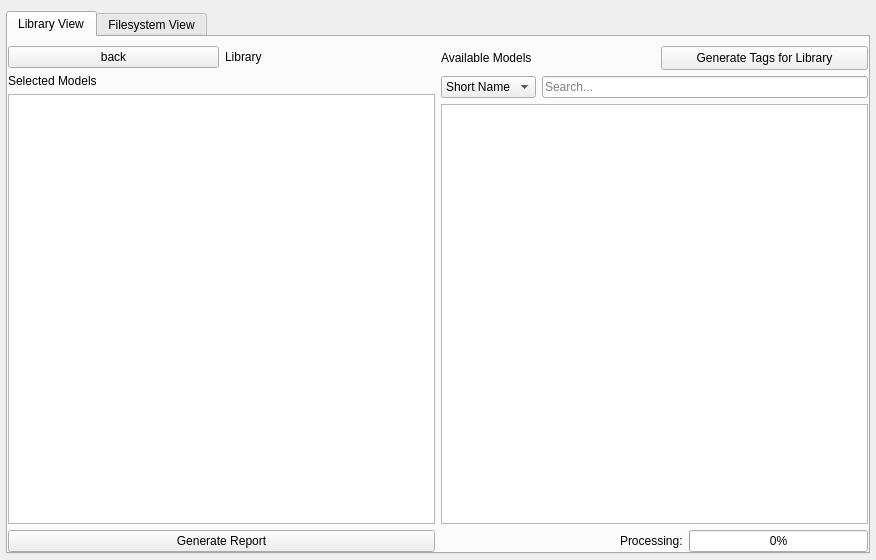
First picture: the form in src/librarywindow.ui, repository JaesunPk/cadventory, before the edit.
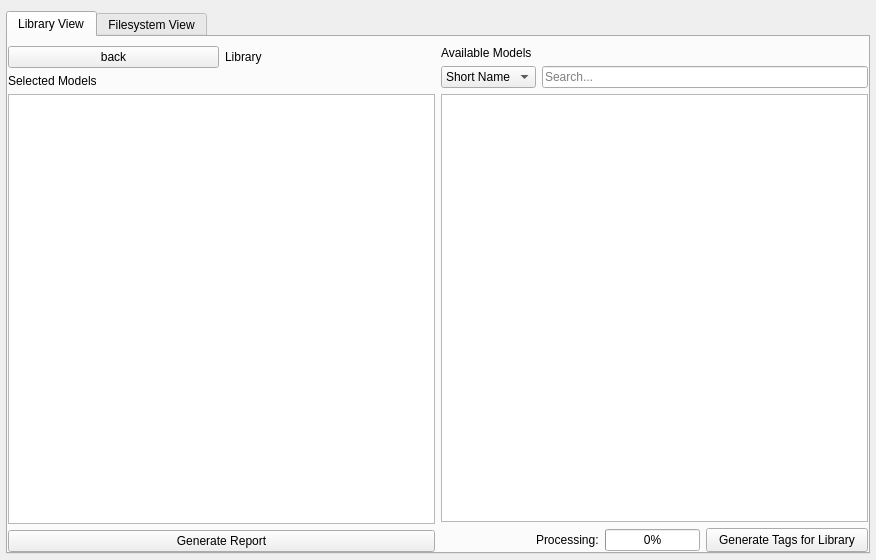
Second picture: the form after the edit.

Commit message: added generate tags for library logic. fixed parsing issue whenever the llm outputs the tags in bold.

```diff
--- a/src/librarywindow.ui
+++ b/src/librarywindow.ui
@@ -129,28 +129,6 @@
                   </property>
                 </widget>
               </item>
-              <item>
-                <spacer name="horizontalSpacer_beforeGenerateAll">
-                  <property name="orientation">
-                    <enum>Qt::Horizontal</enum>
-                  </property>
-                  <property name="sizeType">
-                    <enum>QSizePolicy::Expanding</enum>
-                  </property>
-                </spacer>
-              </item>
-              <item>
-                <widget class="QPushButton" name="generateAllTagsButton">
-                  <property name="text">
-                    <string>Generate Tags for Library</string>
-                  </property>
-                  <property name="styleSheet">
-                    <string notr="true">
-                      padding: 4px 12px;
-                    </string>
-                  </property>
-                </widget>
-              </item>
             </layout>
           </item>
          <item>
@@ -249,6 +227,18 @@
              </property>
             </widget>
            </item>
+            <item>
+              <widget class="QPushButton" name="generateAllTagsButton">
+                <property name="text">
+                  <string>Generate Tags for Library</string>
+                </property>
+                <property name="styleSheet">
+                  <string notr="true">
+                    padding: 4px 12px;
+                  </string>
+                </property>
+              </widget>
+            </item>
           </layout>
          </item>
         </layout>
```
The commit also changes 3 other files.
